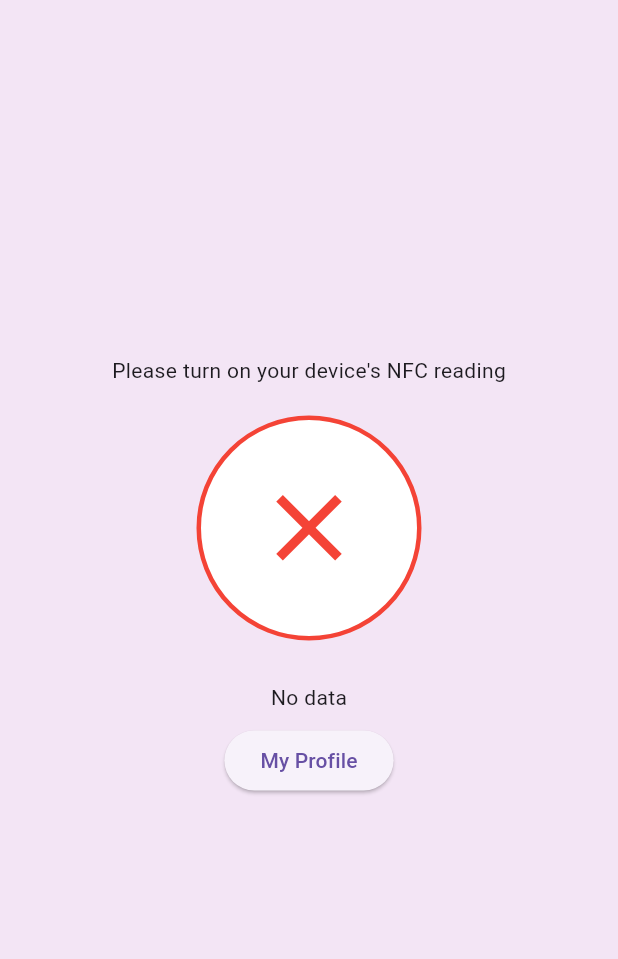
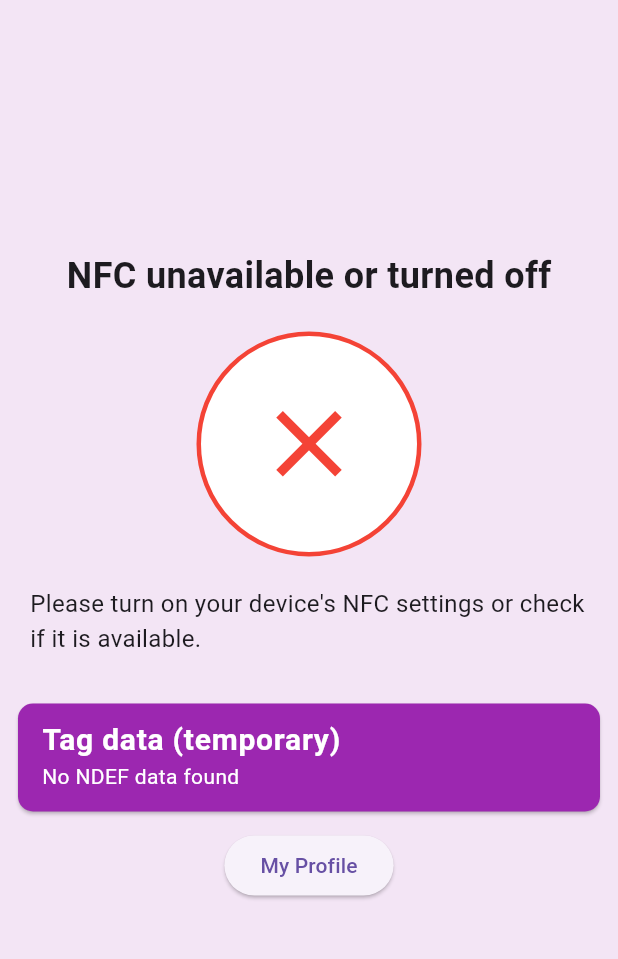
Before and after one commit to mnymkz/Winetopia, a Flutter app: the screen it shows once a user with an empty profile is signed in, after a tap on an icon or button, on a phone screen of 412 x 824 dp, the part 84-1043 px from its top. Run offline on Flutter 3.47's test engine with Material 3 defaults, Android fonts, the phone set to English and light mode, and no system bars; our stand-ins replace cloud_firestore, firebase_auth, firebase_core, flutter_spinkit; missing offline and left inert: nfc_manager; accounts and stored records are empty; network calls fail.

Commit message:
feat: add feedback messages for NFC reading result
- added messages for the NFC read results (idle, scanning, success, error, not available)
- added message for insufficient tokens
- updated DataBaseService class to include exception for insufficient tokens

```diff
--- a/lib/controllers/nfc_read_controller.dart
+++ b/lib/controllers/nfc_read_controller.dart
@@ -19,7 +19,6 @@ class NfcReadController {
 
       try {
         await NfcManager.instance.startSession(
-          invalidateAfterFirstRead: true,
           onError: (error) async {
             onError(error);
             NfcManager.instance.stopSession();
@@ -73,14 +72,14 @@ class NfcReadController {
               dynamic uid = auth.userID; // Get the user ID from database file
               await DataBaseService(uid: uid)
                   .deductTokens(tokenCost); // Call deduct tokens method
-              print(tokenCost);
-              print('Transaction successful');
-              //TODO - handle successful transaction (lead to a new screen)
               return NfcState.success; // Return success state
             } catch (e) {
-              print('Invalid token format: $e');
-              throw Exception('Invalid token format or deduction error: $e');
-              //TODO - handle transaction error (display to user)
+              if (e is InsufficientTokensException) {
+                return NfcState
+                    .insufficientTokens; // Return insufficient tokens state
+              } else {
+                throw Exception('Invalid token format or deduction error: $e');
+              }
             }
           }
         }
--- a/lib/models/nfc_state.dart
+++ b/lib/models/nfc_state.dart
@@ -1,13 +1,17 @@
 /// Defines the possible states for NFC operations and their associated feedback messages.
 enum NfcState {
-  idle('Tap to pay for a wine sample'),
-  scanning('Scanning...'),
-  success('Success'),
-  error('Error occurred during NFC session'),
-  notAvailable('Please turn on your device\'s NFC reading');
+  idle('Tap to pay for a wine sample', ''),
+  scanning('Scanning...', ''),
+  success('Purchase successful!', 'Tap again to buy another wine sample.'),
+  insufficientTokens(
+      'Oops', 'Looks like you don\'t have enough tokens for this wine sample'),
+  error('An error occurred while scanning.', 'Press the button to try again.'),
+  notAvailable('NFC unavailable or turned off',
+      'Please turn on your device\'s NFC settings or check if it is available.');
 
-  final String feedbackMessage; // Message to display based on the NFC state.
+  final String primaryMessage; // Primary feedback message.
+  final String secondaryMessage; // Secondary feedback message.
 
-  /// Creates an instance of the [NfcState] with the provided [feedbackMessage].
-  const NfcState(this.feedbackMessage);
+  /// Creates an instance of the [NfcState] with the provided messages.
+  const NfcState(this.primaryMessage, this.secondaryMessage);
 }
--- a/lib/screens/home/home.dart
+++ b/lib/screens/home/home.dart
@@ -50,9 +50,15 @@ class _HomeScreenState extends State<HomeScreen> {
         child: ListView(
           shrinkWrap: true,
           children: [
-            // Display text based on NFC reading state
+            // Primary feedback message
             Center(
-              child: Text(_nfcState.feedbackMessage),
+              child: Text(
+                _nfcState.primaryMessage,
+                style: const TextStyle(
+                  fontWeight: FontWeight.bold,
+                  fontSize: 24,
+                ),
+              ),
             ),
             const SizedBox(height: 20),
 
@@ -60,6 +66,19 @@ class _HomeScreenState extends State<HomeScreen> {
             GestureDetector(
                 onTap: nfcButtonPressed,
                 child: NfcReadButton(nfcState: _nfcState)),
+            const SizedBox(height: 20),
+
+            // Secondary feedback message only shows if it is not empty
+            if (_nfcState.secondaryMessage.isNotEmpty)
+              Padding(
+                padding: const EdgeInsets.symmetric(horizontal: 20.0),
+                child: Text(
+                  _nfcState.secondaryMessage,
+                  style: const TextStyle(
+                    fontSize: 16,
+                  ),
+                ),
+              ),
             const SizedBox(height: 20),
 
             // NFC Read Result (to be deleted later)
--- a/lib/screens/home/nfc_read_button.dart
+++ b/lib/screens/home/nfc_read_button.dart
@@ -31,6 +31,7 @@ class NfcReadButton extends StatelessWidget {
         break;
       case NfcState.error:
       case NfcState.notAvailable:
+      case NfcState.insufficientTokens:
         icon = Icons.close;
         iconColor = Colors.red;
         backgroundColor = Colors.white;
--- a/lib/screens/home/nfc_read_result_widget.dart
+++ b/lib/screens/home/nfc_read_result_widget.dart
@@ -3,7 +3,6 @@ import 'package:nfc_manager/nfc_manager.dart';
 import 'package:winetopia/models/ndef_record_info.dart';
 import 'package:winetopia/models/nfc_state.dart';
 import 'package:winetopia/services/auth.dart';
-import 'package:winetopia/services/database.dart';
 
 /// A widget that displays NFC read results using a [FutureBuilder].
 ///
@@ -37,8 +36,28 @@ class NfcReadResultWidget extends StatelessWidget {
           } else {
             if (nfcState == NfcState.error ||
                 nfcState == NfcState.notAvailable) {
-              return const Center(
-                child: Text('No data'),
+              return Center(
+                child: Card(
+                  shape: RoundedRectangleBorder(
+                    borderRadius: BorderRadius.circular(10.0),
+                  ),
+                  color: Colors.purple,
+                  child: const ListTile(
+                    title: Text(
+                      'Tag data (temporary)',
+                      style: TextStyle(
+                          color: Colors.white,
+                          fontWeight: FontWeight.bold,
+                          fontSize: 20),
+                    ),
+                    subtitle: Text(
+                      'No NDEF data found',
+                      style: TextStyle(
+                        color: Colors.white,
+                      ),
+                    ),
+                  ),
+                ),
               );
             } else {
               return const SizedBox.shrink();
@@ -75,14 +94,18 @@ class NfcReadResultWidget extends StatelessWidget {
               ),
               color: Colors.purple,
               child: ListTile(
-                title: const Text('This wine sample costs:',
-                    style: TextStyle(color: Colors.white)),
+                title: const Text(
+                  'Tag data (temporary)',
+                  style: TextStyle(
+                      color: Colors.white,
+                      fontWeight: FontWeight.bold,
+                      fontSize: 20),
+                ),
                 subtitle: Text(
                   info.title,
                   style: const TextStyle(
-                      color: Colors.white,
-                      fontWeight: FontWeight.bold,
-                      fontSize: 20),
+                    color: Colors.white,
+                  ),
                 ),
               ),
             ),
--- a/lib/services/database.dart
+++ b/lib/services/database.dart
@@ -7,7 +7,8 @@ class DataBaseService {
   DataBaseService({required this.uid});
 
   //collection reference
-  final CollectionReference attendeeCollection = FirebaseFirestore.instance.collection('attendee');
+  final CollectionReference attendeeCollection =
+      FirebaseFirestore.instance.collection('attendee');
 
   //update userData
   Future updateUserData(String email, String fname, String lname, String phone,
@@ -22,16 +23,16 @@ class DataBaseService {
   }
 
   //userData from snapshot
-  UserData _userDataFromSnapshot(DocumentSnapshot snapshot){
+  UserData _userDataFromSnapshot(DocumentSnapshot snapshot) {
     return UserData(
         uid: uid,
         email: snapshot.get('email'),
         fname: snapshot.get('fname'),
         lname: snapshot.get('lname'),
         phone: snapshot.get('phone'),
-      tokenAmount: snapshot.get('tokenAmount')
-    );
+        tokenAmount: snapshot.get('tokenAmount'));
   }
+
   //get attendee stream
   Stream<UserData> get userData {
     return attendeeCollection.doc(uid).snapshots().map(_userDataFromSnapshot);
@@ -55,13 +56,26 @@ class DataBaseService {
             'tokenAmount': currentTokenAmount - numTokens,
           });
         } else {
-          throw Exception('Not enough tokens');
+          throw InsufficientTokensException('Not enough tokens');
         }
       } else {
         throw Exception('User not found');
       }
     } catch (e) {
+      if (e is InsufficientTokensException) {
+        throw e; // Re-throw the custom exception
+      } else {
         print('Error updating token amount: $e');
+        throw Exception('Error updating token amount: $e');
       }
     }
   }
+}
+
+class InsufficientTokensException implements Exception {
+  final String message;
+  InsufficientTokensException(this.message);
+
+  @override
+  String toString() => message;
+}
```
Lines whose indentation alone changed are shown as unchanged.
